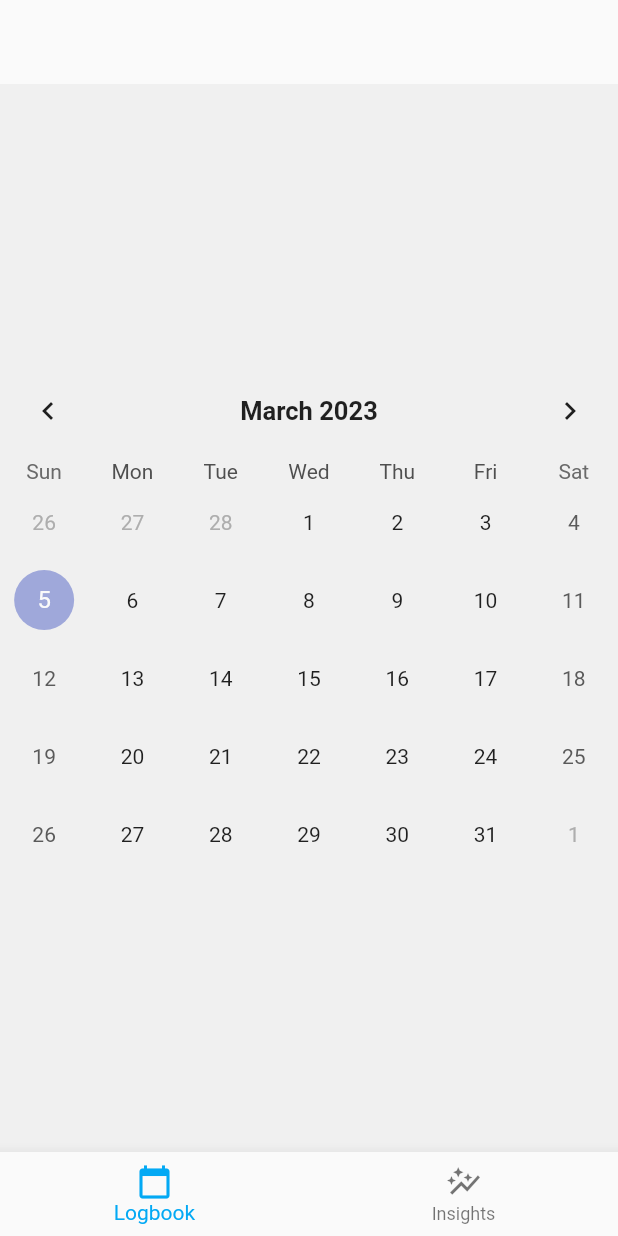
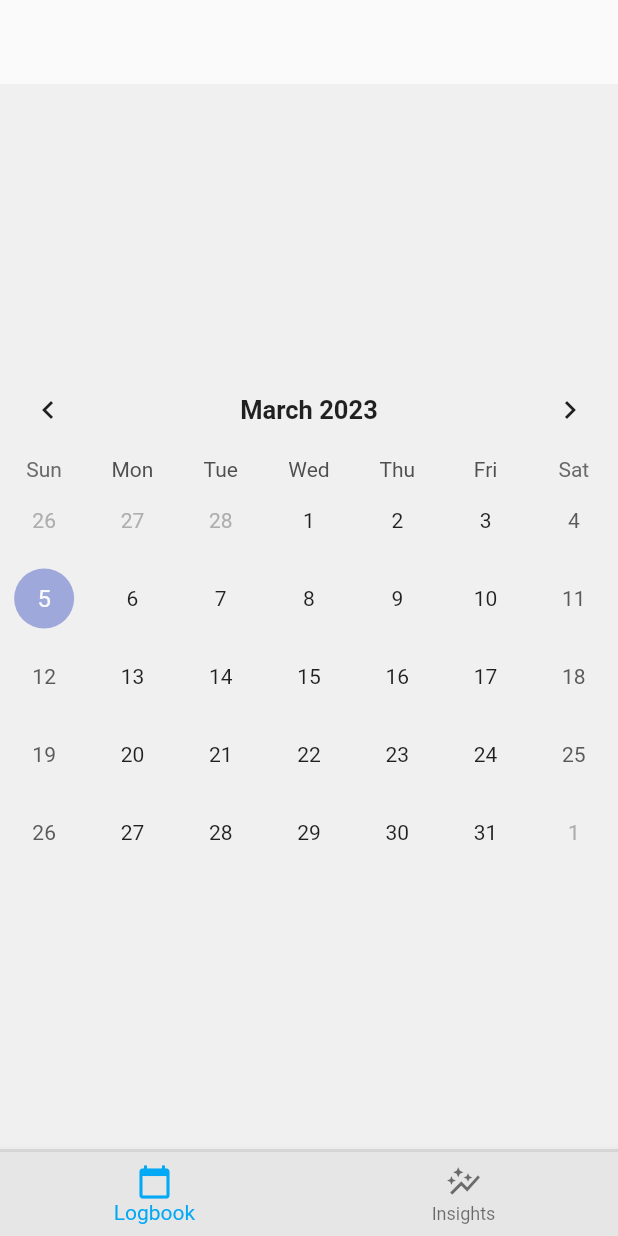
Before and after one commit to draff1800/bodybuildingpal, a Flutter app: the HomeNavigation screen opened directly, on a phone screen of 412 x 824 dp. Run offline on Flutter 3.47's test engine with Material 2 defaults, Android fonts, the light colour scheme and no system bars; drawn by our look-alikes of table_calendar.

Commit message:
Edited bottom navbar to match prototype design

```diff
--- a/lib/constants/app_colours.dart
+++ b/lib/constants/app_colours.dart
@@ -2,8 +2,10 @@ import 'package:flutter/widgets.dart';
 
 class AppColours {
   AppColours._();
+  static const Color blue = Color.fromARGB(255, 3, 169, 244);
   static const Color white = Color.fromARGB(255, 250, 250, 250);
-  static const Color grey = Color.fromARGB(255, 240, 240, 240);
-  static const Color blue = Color.fromARGB(255, 3, 169, 244);
+  static const Color lightGrey = Color.fromARGB(255, 240, 240, 240);
+  static const Color grey = Color.fromARGB(255, 230, 230, 230);
+  static const Color darkGrey = Color.fromARGB(255, 220, 220, 220);
   static const Color black = Color.fromARGB(255, 0, 0, 0);
 }
--- a/lib/main.dart
+++ b/lib/main.dart
@@ -19,7 +19,7 @@ class BodybuildingPal extends StatelessWidget {
           centerTitle: true,
           elevation: 0
         ),
-        scaffoldBackgroundColor: AppColours.grey
+        scaffoldBackgroundColor: AppColours.lightGrey
       ),
       home: const Profile()
     );
--- a/lib/screens/home/home_navigation.dart
+++ b/lib/screens/home/home_navigation.dart
@@ -1,5 +1,6 @@
 import 'package:flutter/material.dart';
-import 'package:bodybuildingpal/screens/home/logbook.dart';
+import '../../constants/app_colours.dart';
+import 'logbook.dart';
 import 'insights.dart';
 
 class HomeNavigation extends StatefulWidget {
@@ -31,7 +32,11 @@ class _HomeNavigationState extends State<HomeNavigation> {
         body: Center(
           child: _navigationBarOverlayOptions.elementAt(_selectedIndex),
         ),
-        bottomNavigationBar: BottomNavigationBar(
+        bottomNavigationBar: Container(
+            decoration: const BoxDecoration(
+                color: AppColours.darkGrey,
+                border: Border(top: BorderSide(color: AppColours.darkGrey, width: 2))),
+            child: BottomNavigationBar(
               items: const <BottomNavigationBarItem>[
                 BottomNavigationBarItem(
                   icon: Icon(Icons.calendar_today),
@@ -44,6 +49,7 @@ class _HomeNavigationState extends State<HomeNavigation> {
               ],
               currentIndex: _selectedIndex,
               onTap: _onItemTapped,
-        ));
+              backgroundColor: AppColours.grey,
+            )));
   }
 }
```
Lines whose indentation alone changed are shown as unchanged.
